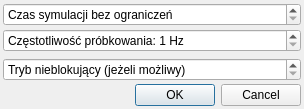
Above: GUI/SimSettings.ui from zaps166/DSPBlocks before the change. Below: the same form after it.
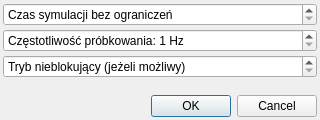
That is the form after the change.

What changed in the file:
```diff
--- a/GUI/SimSettings.ui
+++ b/GUI/SimSettings.ui
@@ -6,8 +6,8 @@
    <rect>
     <x>0</x>
     <y>0</y>
-    <width>304</width>
-    <height>109</height>
+    <width>320</width>
+    <height>120</height>
    </rect>
   </property>
   <property name="windowTitle">
@@ -29,7 +29,17 @@
    <property name="spacing">
     <number>3</number>
    </property>
-   <item row="3" column="0">
+   <item row="7" column="1">
+    <widget class="QDialogButtonBox" name="buttonBox">
+     <property name="orientation">
+      <enum>Qt::Horizontal</enum>
+     </property>
+     <property name="standardButtons">
+      <set>QDialogButtonBox::Cancel|QDialogButtonBox::Ok</set>
+     </property>
+    </widget>
+   </item>
+   <item row="2" column="0" colspan="2">
     <widget class="QSpinBox" name="refTimeB">
      <property name="specialValueText">
       <string>Tryb nieblokujący (jeżeli możliwy)</string>
@@ -42,7 +52,23 @@
      </property>
     </widget>
    </item>
-   <item row="0" column="0">
+   <item row="1" column="0" colspan="2">
+    <widget class="QSpinBox" name="srateB">
+     <property name="suffix">
+      <string> Hz</string>
+     </property>
+     <property name="prefix">
+      <string>Częstotliwość próbkowania: </string>
+     </property>
+     <property name="minimum">
+      <number>1</number>
+     </property>
+     <property name="maximum">
+      <number>1000000000</number>
+     </property>
+    </widget>
+   </item>
+   <item row="0" column="0" colspan="2">
     <widget class="QDoubleSpinBox" name="simTimeB">
      <property name="specialValueText">
       <string>Czas symulacji bez ograniczeń</string>
@@ -64,23 +90,7 @@
      </property>
     </widget>
    </item>
-   <item row="1" column="0">
-    <widget class="QSpinBox" name="srateB">
-     <property name="suffix">
-      <string> Hz</string>
-     </property>
-     <property name="prefix">
-      <string>Częstotliwość próbkowania: </string>
-     </property>
-     <property name="minimum">
-      <number>1</number>
-     </property>
-     <property name="maximum">
-      <number>1000000000</number>
-     </property>
-    </widget>
-   </item>
-   <item row="2" column="0">
+   <item row="4" column="0" colspan="2">
     <spacer name="verticalSpacer">
      <property name="orientation">
       <enum>Qt::Vertical</enum>
@@ -93,16 +103,6 @@
      </property>
     </spacer>
    </item>
-   <item row="4" column="0">
-    <widget class="QDialogButtonBox" name="buttonBox">
-     <property name="orientation">
-      <enum>Qt::Horizontal</enum>
-     </property>
-     <property name="standardButtons">
-      <set>QDialogButtonBox::Cancel|QDialogButtonBox::Ok</set>
-     </property>
-    </widget>
-   </item>
   </layout>
  </widget>
  <tabstops>
```
Left out of the diff: 1 changed line with no effect on the pictures.
